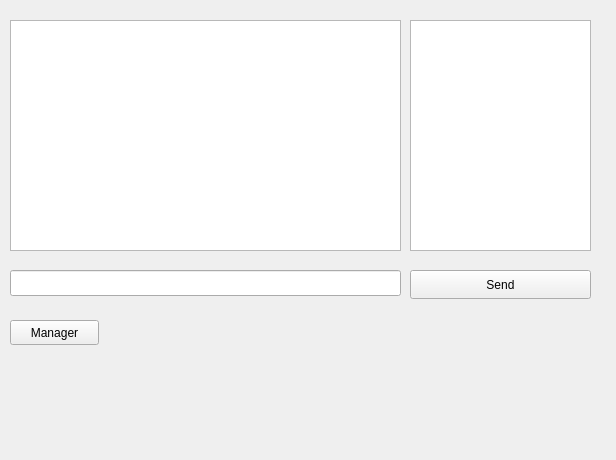
Old version of the form server/chatroom.ui in the repository heejin5484/Veda_Mini2.
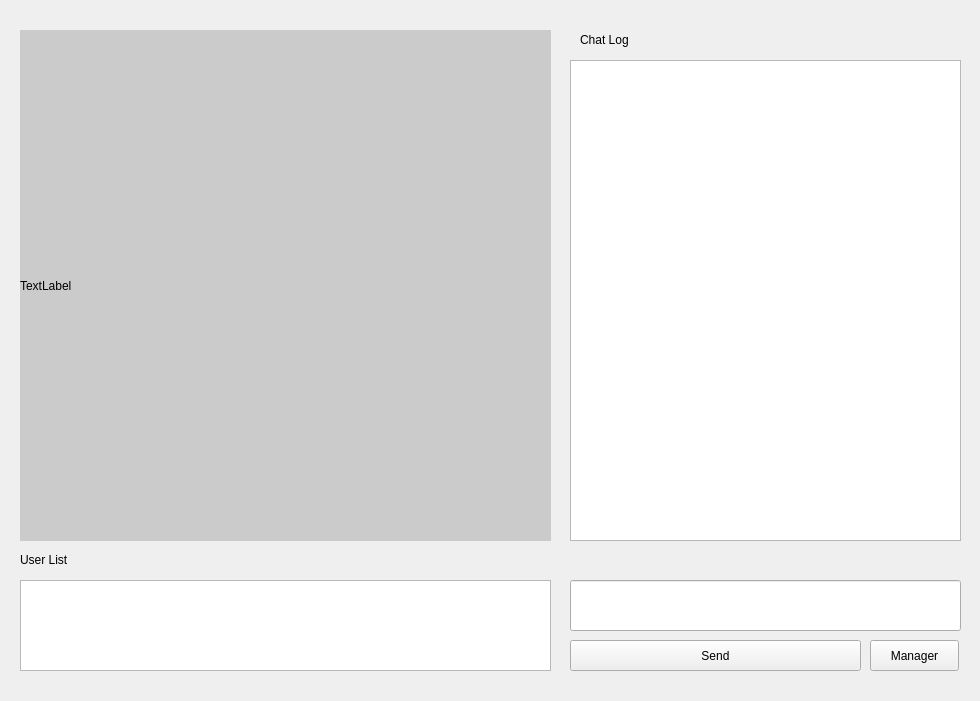
New version of the form.

Commit message:
feat : ui check
ui make

Patch:
```diff
--- a/server/chatroom.ui
+++ b/server/chatroom.ui
@@ -6,50 +6,56 @@
    <rect>
     <x>0</x>
     <y>0</y>
-    <width>616</width>
-    <height>460</height>
+    <width>980</width>
+    <height>701</height>
    </rect>
   </property>
+  <property name="minimumSize">
+   <size>
+    <width>980</width>
+    <height>701</height>
+   </size>
+  </property>
   <property name="windowTitle">
    <string>Form</string>
   </property>
   <widget class="QListWidget" name="userList">
    <property name="geometry">
     <rect>
-     <x>410</x>
-     <y>20</y>
-     <width>181</width>
-     <height>231</height>
+     <x>20</x>
+     <y>580</y>
+     <width>531</width>
+     <height>91</height>
     </rect>
    </property>
   </widget>
   <widget class="QTextEdit" name="textEdit">
    <property name="geometry">
     <rect>
-     <x>10</x>
-     <y>20</y>
+     <x>570</x>
+     <y>60</y>
      <width>391</width>
-     <height>231</height>
+     <height>481</height>
     </rect>
    </property>
   </widget>
   <widget class="QLineEdit" name="lineEdit">
    <property name="geometry">
     <rect>
-     <x>10</x>
-     <y>270</y>
+     <x>570</x>
+     <y>580</y>
      <width>391</width>
-     <height>26</height>
+     <height>51</height>
     </rect>
    </property>
   </widget>
   <widget class="QPushButton" name="pushButton">
    <property name="geometry">
     <rect>
-     <x>410</x>
-     <y>270</y>
-     <width>181</width>
-     <height>29</height>
+     <x>570</x>
+     <y>640</y>
+     <width>291</width>
+     <height>31</height>
     </rect>
    </property>
    <property name="text">
@@ -59,16 +65,58 @@
   <widget class="QPushButton" name="managerButton">
    <property name="geometry">
     <rect>
-     <x>10</x>
-     <y>320</y>
+     <x>870</x>
+     <y>640</y>
      <width>89</width>
-     <height>25</height>
+     <height>31</height>
     </rect>
    </property>
    <property name="text">
     <string>Manager</string>
    </property>
   </widget>
+  <widget class="QLabel" name="label">
+   <property name="geometry">
+    <rect>
+     <x>20</x>
+     <y>30</y>
+     <width>531</width>
+     <height>511</height>
+    </rect>
+   </property>
+   <property name="styleSheet">
+    <string notr="true">background-color: rgb(203, 203, 203);</string>
+   </property>
+   <property name="text">
+    <string>TextLabel</string>
+   </property>
+  </widget>
+  <widget class="QLabel" name="label_2">
+   <property name="geometry">
+    <rect>
+     <x>20</x>
+     <y>550</y>
+     <width>521</width>
+     <height>20</height>
+    </rect>
+   </property>
+   <property name="text">
+    <string>User List</string>
+   </property>
+  </widget>
+  <widget class="QLabel" name="label_3">
+   <property name="geometry">
+    <rect>
+     <x>580</x>
+     <y>30</y>
+     <width>371</width>
+     <height>20</height>
+    </rect>
+   </property>
+   <property name="text">
+    <string>Chat Log</string>
+   </property>
+  </widget>
  </widget>
  <resources/>
  <connections/>
```
The commit also changes 2 other files.
